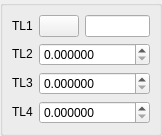
SalomePlatform/hexablock, file src/HEXABLOCKGUI/MyDlgRef/DlgRef_1Sel3Spin_QTD.ui: the form before one commit.
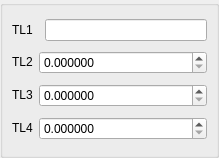
The form after the commit. Custom widgets are drawn as their Qt base class.

Diff of the .ui file:
```diff
--- a/src/HEXABLOCKGUI/MyDlgRef/DlgRef_1Sel3Spin_QTD.ui
+++ b/src/HEXABLOCKGUI/MyDlgRef/DlgRef_1Sel3Spin_QTD.ui
@@ -6,8 +6,8 @@
    <rect>
     <x>0</x>
     <y>0</y>
-    <width>156</width>
-    <height>128</height>
+    <width>219</width>
+    <height>158</height>
    </rect>
   </property>
   <property name="windowTitle">
@@ -129,19 +129,6 @@
         </property>
        </widget>
       </item>
-      <item row="0" column="1">
-       <widget class="QPushButton" name="PushButton1">
-        <property name="sizePolicy">
-         <sizepolicy hsizetype="Fixed" vsizetype="Fixed">
-          <horstretch>0</horstretch>
-          <verstretch>0</verstretch>
-         </sizepolicy>
-        </property>
-        <property name="text">
-         <string/>
-        </property>
-       </widget>
-      </item>
      </layout>
     </widget>
    </item>
```
Left out of the diff: 1 changed line with no effect on the pictures.
